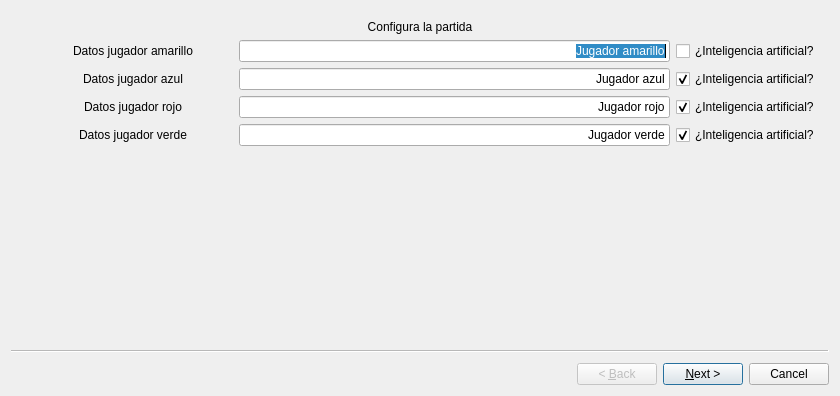
This is ui/frmInitGame.ui in turulomio/glparchis as Qt 5 draws it before an edit. The edited form follows.
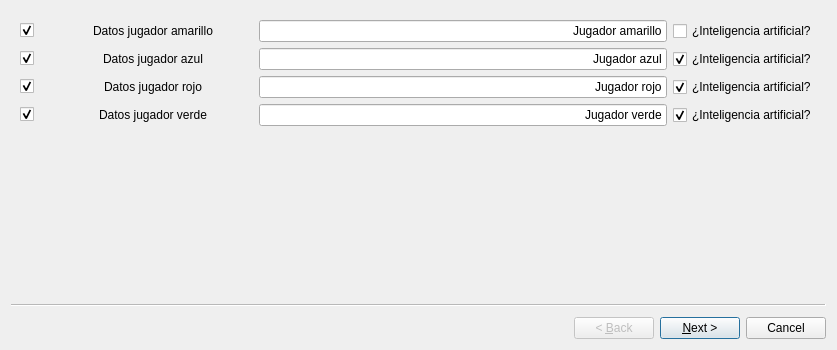
This is the edited form. Icons and pictures are not drawn.

```diff
--- a/ui/frmInitGame.ui
+++ b/ui/frmInitGame.ui
@@ -6,32 +6,44 @@
    <rect>
     <x>0</x>
     <y>0</y>
-    <width>840</width>
-    <height>396</height>
+    <width>837</width>
+    <height>350</height>
    </rect>
   </property>
   <property name="windowTitle">
-   <string>Wizard</string>
+   <string>Configuración inicial de la partida</string>
+  </property>
+  <property name="windowIcon">
+   <iconset resource="../images/glparchis.qrc">
+    <normaloff>:/glparchis/ficharoja.png</normaloff>:/glparchis/ficharoja.png</iconset>
+  </property>
+  <property name="sizeGripEnabled">
+   <bool>false</bool>
+  </property>
+  <property name="modal">
+   <bool>true</bool>
+  </property>
+  <property name="wizardStyle">
+   <enum>QWizard::ClassicStyle</enum>
   </property>
   <widget class="QWizardPage" name="wizardPage1">
-   <layout class="QHBoxLayout" name="horizontalLayout_5">
+   <layout class="QHBoxLayout" name="horizontalLayout_11">
     <item>
      <layout class="QVBoxLayout" name="verticalLayout">
       <item>
-       <widget class="QLabel" name="label_9">
-        <property name="styleSheet">
-         <string notr="true">font: 75 24pt &quot;Monospace&quot;;</string>
-        </property>
+       <layout class="QHBoxLayout" name="horizontalLayout_5">
+        <item>
+         <widget class="QCheckBox" name="chkYellowPlays">
         <property name="text">
-         <string>Configura la partida</string>
-        </property>
-        <property name="alignment">
-         <set>Qt::AlignCenter</set>
+           <string/>
+          </property>
+          <property name="checked">
+           <bool>true</bool>
         </property>
        </widget>
       </item>
       <item>
-       <layout class="QHBoxLayout" name="horizontalLayout">
+         <layout class="QHBoxLayout" name="layoutYellow">
         <item>
          <widget class="QLabel" name="label">
           <property name="text">
@@ -83,8 +95,22 @@
         </item>
        </layout>
       </item>
+       </layout>
+      </item>
       <item>
-       <layout class="QHBoxLayout" name="horizontalLayout_2">
+       <layout class="QHBoxLayout" name="horizontalLayout_8">
+        <item>
+         <widget class="QCheckBox" name="chkBluePlays">
+          <property name="text">
+           <string/>
+          </property>
+          <property name="checked">
+           <bool>true</bool>
+          </property>
+         </widget>
+        </item>
+        <item>
+         <layout class="QHBoxLayout" name="layoutBlue">
         <item>
          <widget class="QLabel" name="label_6">
           <property name="text">
@@ -139,8 +165,22 @@
         </item>
        </layout>
       </item>
+       </layout>
+      </item>
       <item>
-       <layout class="QHBoxLayout" name="horizontalLayout_4">
+       <layout class="QHBoxLayout" name="horizontalLayout_9">
+        <item>
+         <widget class="QCheckBox" name="chkRedPlays">
+          <property name="text">
+           <string/>
+          </property>
+          <property name="checked">
+           <bool>true</bool>
+          </property>
+         </widget>
+        </item>
+        <item>
+         <layout class="QHBoxLayout" name="layoutRed">
         <item>
          <widget class="QLabel" name="label_7">
           <property name="text">
@@ -195,8 +235,22 @@
         </item>
        </layout>
       </item>
+       </layout>
+      </item>
       <item>
-       <layout class="QHBoxLayout" name="horizontalLayout_3">
+       <layout class="QHBoxLayout" name="horizontalLayout_10">
+        <item>
+         <widget class="QCheckBox" name="chkGreenPlays">
+          <property name="text">
+           <string/>
+          </property>
+          <property name="checked">
+           <bool>true</bool>
+          </property>
+         </widget>
+        </item>
+        <item>
+         <layout class="QHBoxLayout" name="layoutGreen">
         <item>
          <widget class="QLabel" name="label_8">
           <property name="text">
@@ -254,9 +308,11 @@
      </layout>
     </item>
    </layout>
+    </item>
+   </layout>
   </widget>
   <widget class="QWizardPage" name="wizardPage2">
-   <layout class="QHBoxLayout" name="horizontalLayout_7">
+   <layout class="QHBoxLayout" name="horizontalLayout">
     <item>
      <layout class="QVBoxLayout" name="verticalLayout_2">
       <item>
```
Left out of the diff: 263 changed lines with no effect on the pictures. Lines whose indentation alone changed are shown as unchanged.
